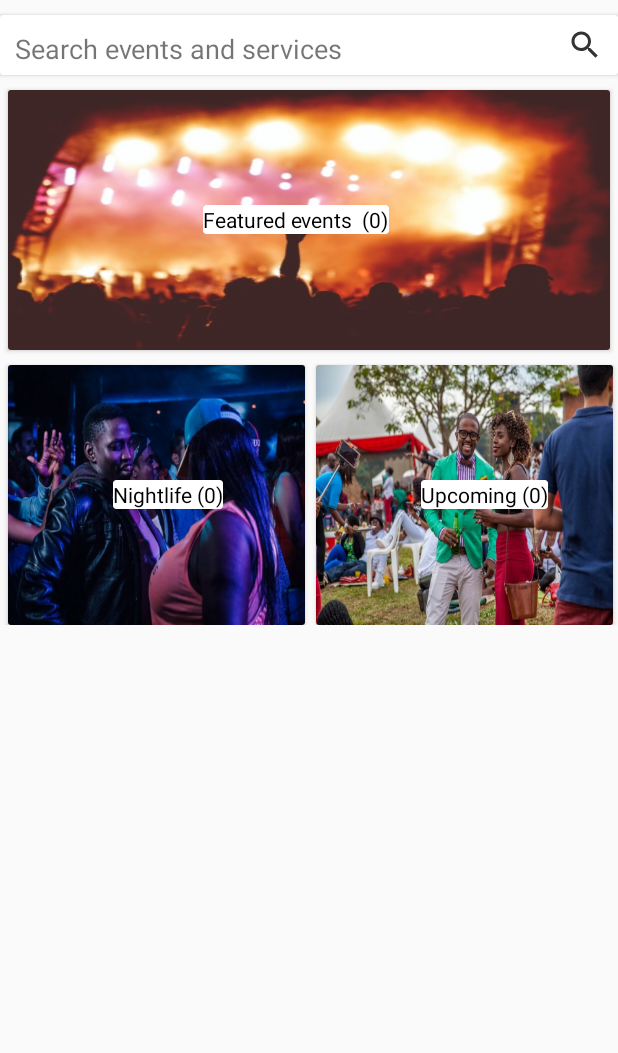
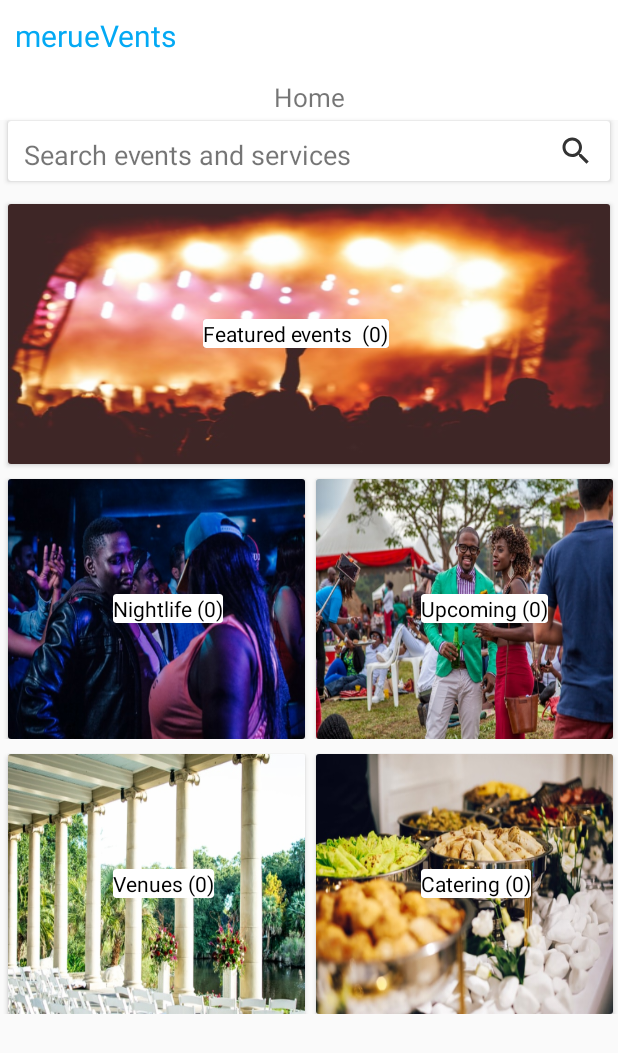
Before and after one commit to MuthomiGuantai/meruVents, an Android app: the layout fragment_home.xml on its own in the app's theme, with its tools: preview values and no code run, on a phone screen of 412 x 824 dp. Shown: the top 1053 px of the screen. Run offline under Robolectric (Android 15) with nearby library versions, the phone set to English and light mode, and no system bars.

Commit message:
home page design done

```diff
--- a/app/src/main/res/layout/fragment_home.xml
+++ b/app/src/main/res/layout/fragment_home.xml
@@ -4,10 +4,32 @@
     android:layout_width="match_parent"
     android:layout_height="match_parent"
     tools:context=".Fragments.HomeFragment">
+    <LinearLayout
+        android:layout_width="match_parent"
+        android:layout_height="80dp"
+        android:orientation="vertical"
+        android:background="@android:color/white">
+        <TextView
+            android:layout_width="match_parent"
+            android:layout_height="wrap_content"
+            android:text="merueVents"
+            android:padding="10dp"
+            android:textSize="20sp"
+            android:textColor="@color/colorPrimary"/>
+        <TextView
+            android:layout_width="match_parent"
+            android:layout_height="wrap_content"
+            android:gravity="center"
+            android:text="Home"
+            android:textSize="17sp"
+            android:padding="5dp"/>
+    </LinearLayout>
 
     <ScrollView
         android:layout_width="match_parent"
         android:layout_height="wrap_content"
+        android:paddingTop="5dp"
+        android:layout_marginTop="70dp"
         >
         <LinearLayout
             android:layout_width="match_parent"
@@ -16,50 +38,60 @@
             <androidx.cardview.widget.CardView
                 android:layout_marginTop="10dp"
                 android:background="@android:color/white"
-                android:padding="3dp"
+                android:padding="5dp"
+                android:layout_margin="5dp"
                 android:layout_width="match_parent"
                 android:layout_height="wrap_content">
 
                     <TextView
-                        android:layout_width="match_parent"
+                        android:layout_width="400dp"
                         android:layout_height="40dp"
                         android:text="Search events and services"
                         android:padding="10dp"
+                        android:paddingLeft="10dp"
+                        android:layout_gravity="center"
+                        android:paddingRight="10dp"
                         android:textSize="18sp"
                         android:drawableRight="@drawable/ic_action_discover"/>
             </androidx.cardview.widget.CardView>
             <androidx.cardview.widget.CardView
+                android:id="@+id/featured"
                 android:layout_width="match_parent"
                 android:layout_height="173dp"
                 android:layout_marginTop="10dp"
                 android:layout_marginLeft="5dp"
                 android:layout_marginRight="5dp">
+
                 <LinearLayout
                     android:layout_width="match_parent"
                     android:layout_height="match_parent"
-                    android:orientation="horizontal"
-                    android:background="@drawable/featured">
+                    android:background="@drawable/featured"
+                    android:orientation="horizontal">
+
                     <LinearLayout
                         android:layout_width="match_parent"
                         android:layout_height="wrap_content"
+                        android:layout_gravity="center"
                         android:orientation="vertical"
-                       android:layout_gravity="center"
                         android:paddingLeft="130dp">
+
                         <LinearLayout
                             android:layout_width="wrap_content"
                             android:layout_height="wrap_content"
                             android:orientation="vertical">
+
                             <androidx.cardview.widget.CardView
                                 android:layout_width="wrap_content"
                                 android:layout_height="wrap_content"
                                 android:layout_gravity="center"
                                 android:background="@android:color/white">
+
                                 <TextView
                                     android:layout_width="wrap_content"
                                     android:layout_height="wrap_content"
                                     android:layout_gravity="center"
-                                    android:textColor="@android:color/black"
-                                    android:text="Featured events  (0)"/>
+                                    android:text="Featured events  (0)"
+                                    android:textColor="@android:color/black" />
                             </androidx.cardview.widget.CardView>
                         </LinearLayout>
                     </LinearLayout>
@@ -72,6 +104,7 @@
                 android:layout_height="wrap_content"
                 android:orientation="horizontal">
                 <androidx.cardview.widget.CardView
+                    android:id="@+id/nightlife"
                     android:layout_width="198dp"
                     android:layout_height="173dp"
                     android:layout_marginTop="10dp"
@@ -111,6 +144,7 @@
                 </androidx.cardview.widget.CardView>
 
                 <androidx.cardview.widget.CardView
+                    android:id="@+id/upcoming"
                     android:layout_width="198dp"
                     android:layout_height="173dp"
                     android:layout_marginTop="10dp"
@@ -150,6 +184,91 @@
                 </androidx.cardview.widget.CardView>
             </LinearLayout>
 
+            <LinearLayout
+                android:layout_width="match_parent"
+                android:layout_height="wrap_content"
+                android:orientation="horizontal">
+                <androidx.cardview.widget.CardView
+                    android:id="@+id/venues"
+                    android:layout_width="198dp"
+                    android:layout_height="173dp"
+                    android:layout_marginTop="10dp"
+                    android:layout_marginLeft="5dp"
+                    android:layout_marginRight="5dp">
+                    <LinearLayout
+                        android:layout_width="match_parent"
+                        android:layout_height="match_parent"
+                        android:orientation="horizontal"
+                        android:background="@drawable/venue">
+                        <LinearLayout
+                            android:layout_width="match_parent"
+                            android:layout_height="wrap_content"
+                            android:orientation="vertical"
+                            android:layout_gravity="center"
+                            android:paddingLeft="70dp">
+                            <LinearLayout
+                                android:layout_width="wrap_content"
+                                android:layout_height="wrap_content"
+                                android:orientation="horizontal">
+                                <androidx.cardview.widget.CardView
+                                    android:layout_width="wrap_content"
+                                    android:layout_height="wrap_content"
+                                    android:layout_gravity="center"
+                                    android:background="@android:color/white">
+                                    <TextView
+                                        android:layout_width="wrap_content"
+                                        android:layout_height="wrap_content"
+                                        android:layout_gravity="center"
+                                        android:textColor="@android:color/black"
+                                        android:text="Venues (0)"/>
+                                </androidx.cardview.widget.CardView>
+                            </LinearLayout>
+                        </LinearLayout>
+
+                    </LinearLayout>
+                </androidx.cardview.widget.CardView>
+
+                <androidx.cardview.widget.CardView
+                    android:id="@+id/catering"
+                    android:layout_width="198dp"
+                    android:layout_height="173dp"
+                    android:layout_marginTop="10dp"
+                    android:layout_marginLeft="2dp"
+                    android:layout_marginRight="5dp">
+                    <LinearLayout
+                        android:layout_width="match_parent"
+                        android:layout_height="match_parent"
+                        android:orientation="horizontal"
+                        android:background="@drawable/catering">
+                        <LinearLayout
+                            android:layout_width="match_parent"
+                            android:layout_height="wrap_content"
+                            android:orientation="vertical"
+                            android:layout_gravity="center"
+                            android:paddingLeft="70dp">
+                            <LinearLayout
+                                android:layout_width="wrap_content"
+                                android:layout_height="wrap_content"
+                                android:orientation="horizontal">
+                                <androidx.cardview.widget.CardView
+                                    android:layout_width="wrap_content"
+                                    android:layout_height="wrap_content"
+                                    android:layout_gravity="center"
+                                    android:background="@android:color/white">
+                                    <TextView
+                                        android:layout_width="wrap_content"
+                                        android:layout_height="wrap_content"
+                                        android:layout_gravity="center"
+                                        android:textColor="@android:color/black"
+                                        android:text="Catering (0)"/>
+                                </androidx.cardview.widget.CardView>
+                            </LinearLayout>
+                        </LinearLayout>
+
+                    </LinearLayout>
+                </androidx.cardview.widget.CardView>
+            </LinearLayout>
+
         </LinearLayout>
     </ScrollView>
 
```
Also changed, not shown: app/src/main/res/drawable-hdpi/catering.png (added), app/src/main/res/drawable-hdpi/venue.png (added), app/src/main/res/drawable-mdpi/catering.png (added), app/src/main/res/drawable-mdpi/venue.png (added), app/src/main/res/drawable-xhdpi/catering.png (added), app/src/main/res/drawable-xhdpi/venue.png (added), app/src/main/res/drawable-xxhdpi/catering.png (added), app/src/main/res/drawable-xxhdpi/venue.png (added), 2 other files.
